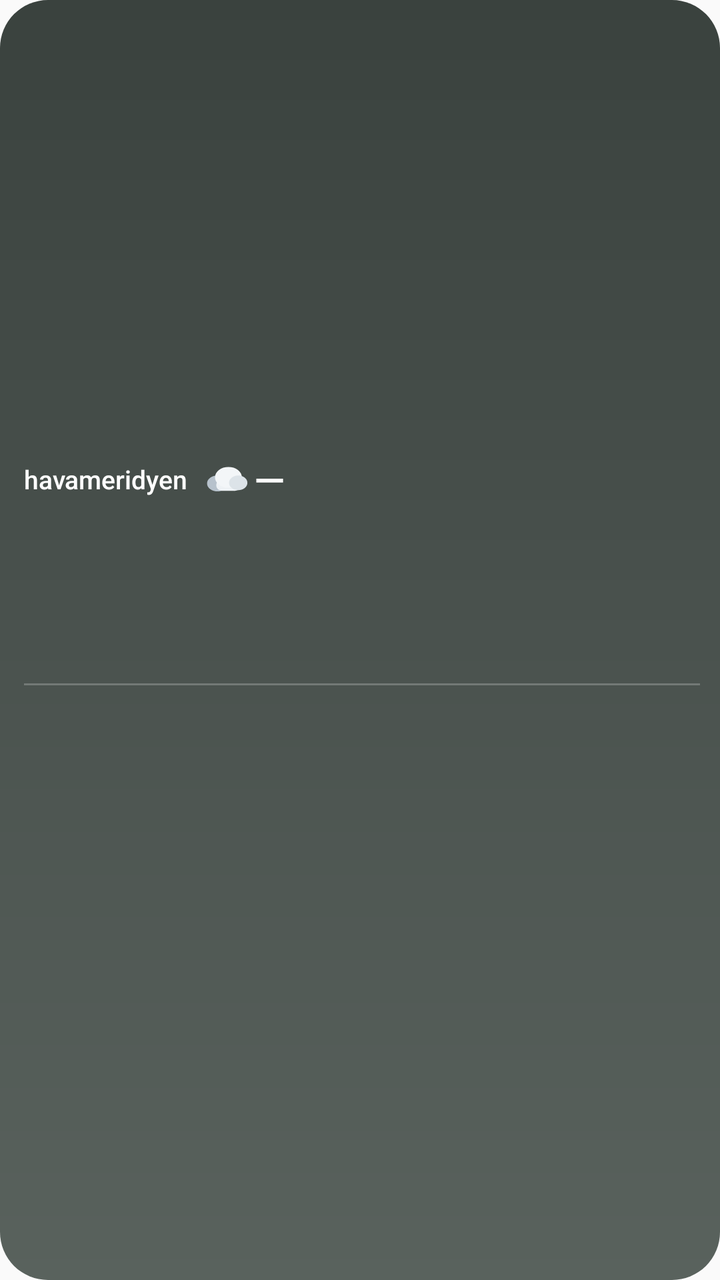
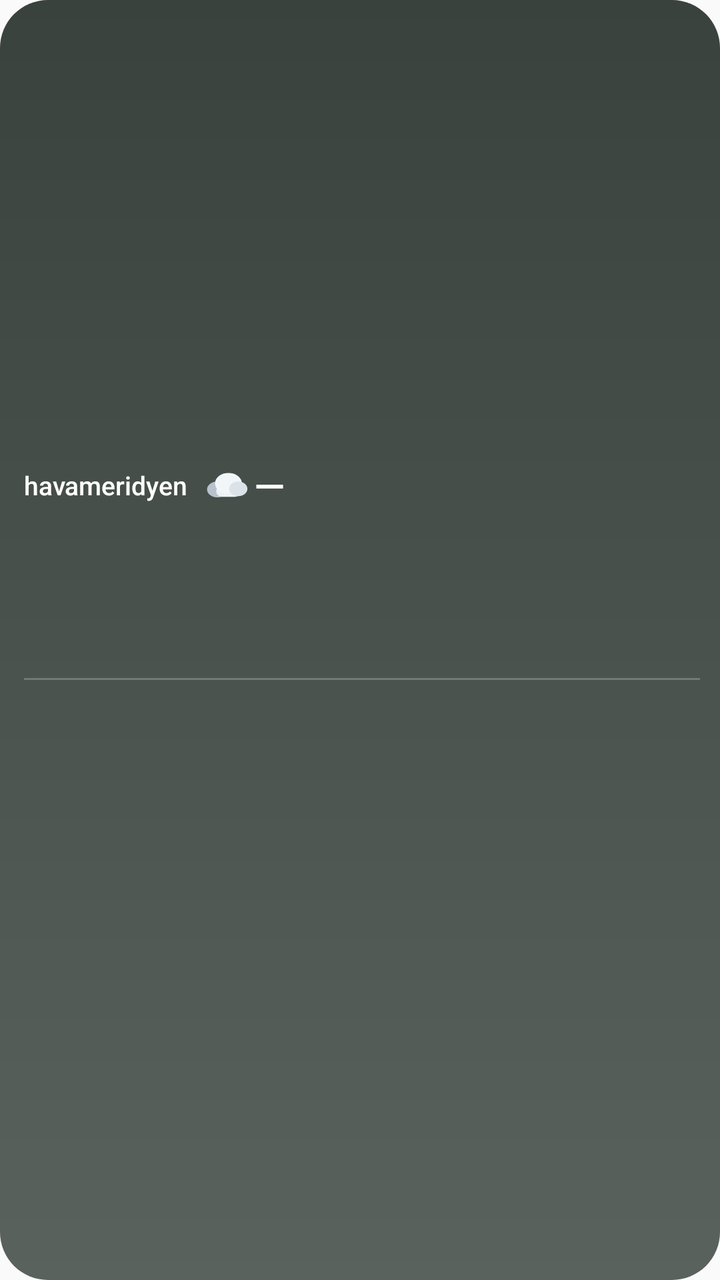

Compare the two renders of this Android layout. The source of the first and the diff that turns it into the second are given below.
<!-- AndroidManifest.xml: application theme AppTheme -->
<!-- res/layout/hm_widget_birlesik.xml -->
<?xml version="1.0" encoding="utf-8"?>
<LinearLayout xmlns:android="http://schemas.android.com/apk/res/android"
    android:id="@+id/w_root"
    android:layout_width="match_parent"
    android:layout_height="match_parent"
    android:background="@drawable/wsky_nodata"
    android:gravity="center_vertical"
    android:orientation="vertical"
    android:paddingStart="12dp"
    android:paddingTop="12dp"
    android:paddingEnd="10dp"
    android:paddingBottom="12dp">

    <LinearLayout
        android:layout_width="match_parent"
        android:layout_height="wrap_content"
        android:gravity="center_vertical"
        android:orientation="horizontal">

        <TextView
            android:id="@+id/w_place"
            android:layout_width="wrap_content"
            android:layout_height="wrap_content"
            android:ellipsize="end"
            android:fontFamily="sans-serif-medium"
            android:includeFontPadding="false"
            android:maxLines="1"
            android:text="@string/app_name"
            android:textColor="@color/hm_w_text"
            android:textSize="13dp" />

        <ImageView
            android:id="@+id/w_icon"
            android:layout_width="22dp"
            android:layout_height="22dp"
            android:layout_marginStart="8dp"
            android:importantForAccessibility="no"
            android:scaleType="fitCenter"
            android:src="@drawable/wx_cloud" />

        <TextView
            android:id="@+id/w_temp"
            android:layout_width="wrap_content"
            android:layout_height="wrap_content"
            android:layout_marginStart="3dp"
            android:fontFamily="sans-serif-medium"
            android:includeFontPadding="false"
            android:maxLines="1"
            android:text="—"
            android:textColor="@color/hm_w_text"
            android:textSize="20dp" />

        <TextView
            android:id="@+id/w_cond"
            android:layout_width="0dp"
            android:layout_height="wrap_content"
            android:layout_weight="1"
            android:layout_marginStart="6dp"
            android:ellipsize="end"
            android:includeFontPadding="false"
            android:maxLines="1"
            android:textColor="@color/hm_w_soft"
            android:textSize="11dp" />

        <TextView
            android:id="@+id/w_time"
            android:layout_width="wrap_content"
            android:layout_height="wrap_content"
            android:layout_marginStart="6dp"
            android:includeFontPadding="false"
            android:maxLines="1"
            android:textColor="@color/hm_w_faint"
            android:textSize="10dp" />
    </LinearLayout>

    <LinearLayout
        android:layout_width="match_parent"
        android:layout_height="wrap_content"
        android:layout_marginTop="6dp"
        android:gravity="center_vertical"
        android:orientation="horizontal">

        <LinearLayout
            android:layout_width="0dp"
            android:layout_height="wrap_content"
            android:layout_weight="1"
            android:gravity="center_horizontal"
            android:orientation="vertical">

            <TextView
                android:id="@+id/w_d0_n"
                android:layout_width="wrap_content"
                android:layout_height="wrap_content"
                android:fontFamily="sans-serif-medium"
                android:includeFontPadding="false"
                android:maxLines="1"
                android:textColor="@color/hm_w_text"
                android:textSize="11dp" />

            <ImageView
                android:id="@+id/w_d0_i"
                android:layout_width="24dp"
                android:layout_height="24dp"
                android:layout_marginTop="1dp"
                android:layout_marginBottom="1dp"
                android:importantForAccessibility="no"
                android:scaleType="fitCenter" />

            <TextView
                android:id="@+id/w_d0_p"
                android:layout_width="wrap_content"
                android:layout_height="wrap_content"
                android:fontFamily="sans-serif-medium"
                android:includeFontPadding="false"
                android:maxLines="1"
                android:textColor="@color/hm_w_rain"
                android:textSize="            dp" />

            <LinearLayout
                android:layout_width="wrap_content"
                android:layout_height="wrap_content"
                android:orientation="horizontal">

                <TextView
                    android:id="@+id/w_d0_max"
                    android:layout_width="wrap_content"
                    android:layout_height="wrap_content"
                    android:fontFamily="sans-serif-medium"
                    android:includeFontPadding="false"
                    android:maxLines="1"
                    android:textColor="@color/hm_w_text"
                    android:textSize="11dp" />

                <TextView
                    android:id="@+id/w_d0_min"
                    android:layout_width="wrap_content"
                    android:layout_height="wrap_content"
                    android:layout_marginStart="3dp"
                    android:includeFontPadding="false"
                    android:maxLines="1"
                    android:textColor="@color/hm_w_faint"
                    android:textSize="11dp" />
            </LinearLayout>

            <FrameLayout
                android:id="@+id/w_d0_bar"
                android:layout_width="26dp"
                android:layout_height="6dp"
                android:layout_marginTop="3dp"
                android:background="@drawable/w_bar_bg"
                android:visibility="invisible">

                <ImageView
                    android:id="@+id/w_d0_barc"
                    android:layout_width="22dp"
                    android:layout_height="2dp"
                    android:layout_gravity="center"
                    android:importantForAccessibility="no"
                    android:src="@drawable/w_bar" />
            </FrameLayout>
        </LinearLayout>

        <LinearLayout
            android:layout_width="0dp"
            android:layout_height="wrap_content"
            android:layout_weight="1"
            android:gravity="center_horizontal"
            android:orientation="vertical">

            <TextView
                android:id="@+id/w_d1_n"
                android:layout_width="wrap_content"
                android:layout_height="wrap_content"
                android:fontFamily="sans-serif-medium"
                android:includeFontPadding="false"
                android:maxLines="1"
                android:textColor="@color/hm_w_text"
                android:textSize="11dp" />

            <ImageView
                android:id="@+id/w_d1_i"
                android:layout_width="24dp"
                android:layout_height="24dp"
                android:layout_marginTop="1dp"
                android:layout_marginBottom="1dp"
                android:importantForAccessibility="no"
                android:scaleType="fitCenter" />

            <TextView
                android:id="@+id/w_d1_p"
                android:layout_width="wrap_content"
                android:layout_height="wrap_content"
                android:fontFamily="sans-serif-medium"
                android:includeFontPadding="false"
                android:maxLines="1"
                android:textColor="@color/hm_w_rain"
                android:textSize="            dp" />

            <LinearLayout
                android:layout_width="wrap_content"
                android:layout_height="wrap_content"
                android:orientation="horizontal">

                <TextView
                    android:id="@+id/w_d1_max"
                    android:layout_width="wrap_content"
                    android:layout_height="wrap_content"
                    android:fontFamily="sans-serif-medium"
                    android:includeFontPadding="false"
                    android:maxLines="1"
                    android:textColor="@color/hm_w_text"
                    android:textSize="11dp" />

                <TextView
                    android:id="@+id/w_d1_min"
                    android:layout_width="wrap_content"
                    android:layout_height="wrap_content"
                    android:layout_marginStart="3dp"
                    android:includeFontPadding="false"
                    android:maxLines="1"
                    android:textColor="@color/hm_w_faint"
                    android:textSize="11dp" />
            </LinearLayout>

            <FrameLayout
                android:id="@+id/w_d1_bar"
                android:layout_width="26dp"
                android:layout_height="6dp"
                android:layout_marginTop="3dp"
                android:background="@drawable/w_bar_bg"
                android:visibility="invisible">

                <ImageView
                    android:id="@+id/w_d1_barc"
                    android:layout_width="22dp"
                    android:layout_height="2dp"
                    android:layout_gravity="center"
                    android:importantForAccessibility="no"
                    android:src="@drawable/w_bar" />
            </FrameLayout>
        </LinearLayout>

        <LinearLayout
            android:layout_width="0dp"
            android:layout_height="wrap_content"
            android:layout_weight="1"
            android:gravity="center_horizontal"
            android:orientation="vertical">

            <TextView
                android:id="@+id/w_d2_n"
                android:layout_width="wrap_content"
                android:layout_height="wrap_content"
                android:fontFamily="sans-serif-medium"
                android:includeFontPadding="false"
                android:maxLines="1"
                android:textColor="@color/hm_w_text"
                android:textSize="11dp" />

            <ImageView
                android:id="@+id/w_d2_i"
                android:layout_width="24dp"
                android:layout_height="24dp"
                android:layout_marginTop="1dp"
                android:layout_marginBottom="1dp"
                android:importantForAccessibility="no"
                android:scaleType="fitCenter" />

            <TextView
                android:id="@+id/w_d2_p"
                android:layout_width="wrap_content"
                android:layout_height="wrap_content"
                android:fontFamily="sans-serif-medium"
                android:includeFontPadding="false"
                android:maxLines="1"
                android:textColor="@color/hm_w_rain"
                android:textSize="            dp" />

            <LinearLayout
                android:layout_width="wrap_content"
                android:layout_height="wrap_content"
                android:orientation="horizontal">

                <TextView
                    android:id="@+id/w_d2_max"
                    android:layout_width="wrap_content"
                    android:layout_height="wrap_content"
                    android:fontFamily="sans-serif-medium"
                    android:includeFontPadding="false"
                    android:maxLines="1"
                    android:textColor="@color/hm_w_text"
                    android:textSize="11dp" />

                <TextView
                    android:id="@+id/w_d2_min"
                    android:layout_width="wrap_content"
                    android:layout_height="wrap_content"
                    android:layout_marginStart="3dp"
                    android:includeFontPadding="false"
                    android:maxLines="1"
                    android:textColor="@color/hm_w_faint"
                    android:textSize="11dp" />
            </LinearLayout>

            <FrameLayout
                android:id="@+id/w_d2_bar"
                android:layout_width="26dp"
                android:layout_height="6dp"
                android:layout_marginTop="3dp"
                android:background="@drawable/w_bar_bg"
                android:visibility="invisible">

                <ImageView
                    android:id="@+id/w_d2_barc"
                    android:layout_width="22dp"
                    android:layout_height="2dp"
                    android:layout_gravity="center"
                    android:importantForAccessibility="no"
                    android:src="@drawable/w_bar" />
            </FrameLayout>
        </LinearLayout>

        <LinearLayout
            android:layout_width="0dp"
            android:layout_height="wrap_content"
            android:layout_weight="1"
            android:gravity="center_horizontal"
            android:orientation="vertical">

            <TextView
                android:id="@+id/w_d3_n"
                android:layout_width="wrap_content"
                android:layout_height="wrap_content"
                android:fontFamily="sans-serif-medium"
                android:includeFontPadding="false"
                android:maxLines="1"
                android:textColor="@color/hm_w_text"
                android:textSize="11dp" />

            <ImageView
                android:id="@+id/w_d3_i"
                android:layout_width="24dp"
                android:layout_height="24dp"
                android:layout_marginTop="1dp"
                android:layout_marginBottom="1dp"
                android:importantForAccessibility="no"
                android:scaleType="fitCenter" />

            <TextView
                android:id="@+id/w_d3_p"
                android:layout_width="wrap_content"
                android:layout_height="wrap_content"
                android:fontFamily="sans-serif-medium"
                android:includeFontPadding="false"
                android:maxLines="1"
                android:textColor="@color/hm_w_rain"
                android:textSize="            dp" />

            <LinearLayout
                android:layout_width="wrap_content"
                android:layout_height="wrap_content"
                android:orientation="horizontal">

                <TextView
                    android:id="@+id/w_d3_max"
                    android:layout_width="wrap_content"
                    android:layout_height="wrap_content"
                    android:fontFamily="sans-serif-medium"
                    android:includeFontPadding="false"
                    android:maxLines="1"
                    android:textColor="@color/hm_w_text"
                    android:textSize="11dp" />

                <TextView
                    android:id="@+id/w_d3_min"
                    android:layout_width="wrap_content"
                    android:layout_height="wrap_content"
                    android:layout_marginStart="3dp"
                    android:includeFontPadding="false"
                    android:maxLines="1"
                    android:textColor="@color/hm_w_faint"
                    android:textSize="11dp" />
            </LinearLayout>

            <FrameLayout
                android:id="@+id/w_d3_bar"
                android:layout_width="26dp"
                android:layout_height="6dp"
                android:layout_marginTop="3dp"
                android:background="@drawable/w_bar_bg"
                android:visibility="invisible">

                <ImageView
                    android:id="@+id/w_d3_barc"
                    android:layout_width="22dp"
                    android:layout_height="2dp"
                    android:layout_gravity="center"
                    android:importantForAccessibility="no"
                    android:src="@drawable/w_bar" />
            </FrameLayout>
        </LinearLayout>

    </LinearLayout>

    <ImageView
        android:layout_width="match_parent"
        android:layout_height="1dp"
        android:layout_marginTop="6dp"
        android:layout_marginBottom="6dp"
        android:importantForAccessibility="no"
        android:src="@color/hm_w_line" />

    <LinearLayout
        android:layout_width="match_parent"
        android:layout_height="wrap_content"
        android:gravity="center_vertical"
        android:orientation="horizontal">

        <LinearLayout
            android:layout_width="0dp"
            android:layout_height="wrap_content"
            android:layout_weight="1"
            android:gravity="center_horizontal"
            android:orientation="vertical">

            <TextView
                android:id="@+id/w_h0_t"
                android:layout_width="wrap_content"
                android:layout_height="wrap_content"
                android:includeFontPadding="false"
                android:maxLines="1"
                android:textColor="@color/hm_w_faint"
                android:textSize="10dp" />

            <ImageView
                android:id="@+id/w_h0_i"
                android:layout_width="22dp"
                android:layout_height="22dp"
                android:layout_marginTop="2dp"
                android:layout_marginBottom="1dp"
                android:importantForAccessibility="no"
                android:scaleType="fitCenter" />

            <TextView
                android:id="@+id/w_h0_p"
                android:layout_width="wrap_content"
                android:layout_height="wrap_content"
                android:fontFamily="sans-serif-medium"
                android:includeFontPadding="false"
                android:maxLines="1"
                android:textColor="@color/hm_w_rain"
                android:textSize="9dp" />

            <TextView
                android:id="@+id/w_h0_v"
                android:layout_width="wrap_content"
                android:layout_height="wrap_content"
                android:layout_marginTop="1dp"
                android:fontFamily="sans-serif-medium"
                android:includeFontPadding="false"
                android:maxLines="1"
                android:textColor="@color/hm_w_text"
                android:textSize="12dp" />
        </LinearLayout>

        <LinearLayout
            android:layout_width="0dp"
            android:layout_height="wrap_content"
            android:layout_weight="1"
            android:gravity="center_horizontal"
            android:orientation="vertical">

            <TextView
                android:id="@+id/w_h1_t"
                android:layout_width="wrap_content"
                android:layout_height="wrap_content"
                android:includeFontPadding="false"
                android:maxLines="1"
                android:textColor="@color/hm_w_faint"
                android:textSize="10dp" />

            <ImageView
                android:id="@+id/w_h1_i"
                android:layout_width="22dp"
                android:layout_height="22dp"
                android:layout_marginTop="2dp"
                android:layout_marginBottom="1dp"
                android:importantForAccessibility="no"
                android:scaleType="fitCenter" />

            <TextView
                android:id="@+id/w_h1_p"
                android:layout_width="wrap_content"
                android:layout_height="wrap_content"
                android:fontFamily="sans-serif-medium"
                android:includeFontPadding="false"
                android:maxLines="1"
                android:textColor="@color/hm_w_rain"
                android:textSize="9dp" />

            <TextView
                android:id="@+id/w_h1_v"
                android:layout_width="wrap_content"
                android:layout_height="wrap_content"
                android:layout_marginTop="1dp"
                android:fontFamily="sans-serif-medium"
                android:includeFontPadding="false"
                android:maxLines="1"
                android:textColor="@color/hm_w_text"
                android:textSize="12dp" />
        </LinearLayout>

        <LinearLayout
            android:layout_width="0dp"
            android:layout_height="wrap_content"
            android:layout_weight="1"
            android:gravity="center_horizontal"
            android:orientation="vertical">

            <TextView
                android:id="@+id/w_h2_t"
                android:layout_width="wrap_content"
                android:layout_height="wrap_content"
                android:includeFontPadding="false"
                android:maxLines="1"
                android:textColor="@color/hm_w_faint"
                android:textSize="10dp" />

            <ImageView
                android:id="@+id/w_h2_i"
                android:layout_width="22dp"
                android:layout_height="22dp"
                android:layout_marginTop="2dp"
                android:layout_marginBottom="1dp"
                android:importantForAccessibility="no"
                android:scaleType="fitCenter" />

            <TextView
                android:id="@+id/w_h2_p"
                android:layout_width="wrap_content"
                android:layout_height="wrap_content"
                android:fontFamily="sans-serif-medium"
                android:includeFontPadding="false"
                android:maxLines="1"
                android:textColor="@color/hm_w_rain"
                android:textSize="9dp" />

            <TextView
                android:id="@+id/w_h2_v"
                android:layout_width="wrap_content"
                android:layout_height="wrap_content"
                android:layout_marginTop="1dp"
                android:fontFamily="sans-serif-medium"
                android:includeFontPadding="false"
                android:maxLines="1"
                android:textColor="@color/hm_w_text"
                android:textSize="12dp" />
        </LinearLayout>

        <LinearLayout
            android:layout_width="0dp"
            android:layout_height="wrap_content"
            android:layout_weight="1"
            android:gravity="center_horizontal"
            android:orientation="vertical">

            <TextView
                android:id="@+id/w_h3_t"
                android:layout_width="wrap_content"
                android:layout_height="wrap_content"
                android:includeFontPadding="false"
                android:maxLines="1"
                android:textColor="@color/hm_w_faint"
                android:textSize="10dp" />

            <ImageView
                android:id="@+id/w_h3_i"
                android:layout_width="22dp"
                android:layout_height="22dp"
                android:layout_marginTop="2dp"
                android:layout_marginBottom="1dp"
                android:importantForAccessibility="no"
                android:scaleType="fitCenter" />

            <TextView
                android:id="@+id/w_h3_p"
                android:layout_width="wrap_content"
                android:layout_height="wrap_content"
                android:fontFamily="sans-serif-medium"
                android:includeFontPadding="false"
                android:maxLines="1"
                android:textColor="@color/hm_w_rain"
                android:textSize="9dp" />

            <TextView
                android:id="@+id/w_h3_v"
                android:layout_width="wrap_content"
                android:layout_height="wrap_content"
                android:layout_marginTop="1dp"
                android:fontFamily="sans-serif-medium"
                android:includeFontPadding="false"
                android:maxLines="1"
                android:textColor="@color/hm_w_text"
                android:textSize="12dp" />
        </LinearLayout>

        <LinearLayout
            android:layout_width="0dp"
            android:layout_height="wrap_content"
            android:layout_weight="1"
            android:gravity="center_horizontal"
            android:orientation="vertical">

            <TextView
                android:id="@+id/w_h4_t"
                android:layout_width="wrap_content"
                android:layout_height="wrap_content"
                android:includeFontPadding="false"
                android:maxLines="1"
                android:textColor="@color/hm_w_faint"
                android:textSize="10dp" />

            <ImageView
                android:id="@+id/w_h4_i"
                android:layout_width="22dp"
                android:layout_height="22dp"
                android:layout_marginTop="2dp"
                android:layout_marginBottom="1dp"
                android:importantForAccessibility="no"
                android:scaleType="fitCenter" />

            <TextView
                android:id="@+id/w_h4_p"
                android:layout_width="wrap_content"
                android:layout_height="wrap_content"
                android:fontFamily="sans-serif-medium"
                android:includeFontPadding="false"
                android:maxLines="1"
                android:textColor="@color/hm_w_rain"
                android:textSize="9dp" />

            <TextView
                android:id="@+id/w_h4_v"
                android:layout_width="wrap_content"
                android:layout_height="wrap_content"
                android:layout_marginTop="1dp"
                android:fontFamily="sans-serif-medium"
                android:includeFontPadding="false"
                android:maxLines="1"
                android:textColor="@color/hm_w_text"
                android:textSize="12dp" />
        </LinearLayout>

    </LinearLayout>
</LinearLayout>
<!-- resources referenced by this layout -->
<resources>
  <color name="hm_w_faint">#B3FFFFFF</color>
  <color name="hm_w_line">#38FFFFFF</color>
  <color name="hm_w_rain">#FFE0EEFF</color>
  <color name="hm_w_soft">#D9FFFFFF</color>
  <color name="hm_w_text">#FFFFFFFF</color>
  <!-- drawable w_bar (drawable) -->
  <?xml version="1.0" encoding="utf-8"?>
  <shape xmlns:android="http://schemas.android.com/apk/res/android"
      android:shape="rectangle">
      <corners android:radius="2dp" />
      <solid android:color="#FFFFFFFF" />
      <size
          android:width="28dp"
          android:height="3dp" />
  </shape>
  <!-- drawable w_bar_bg (drawable) -->
  <?xml version="1.0" encoding="utf-8"?>
  <shape xmlns:android="http://schemas.android.com/apk/res/android"
      android:shape="rectangle">
      <corners android:radius="3.5dp" />
      <solid android:color="#59000000" />
  </shape>
  <!-- drawable wsky_nodata (drawable) -->
  <?xml version="1.0" encoding="utf-8"?>
  <shape xmlns:android="http://schemas.android.com/apk/res/android"
      android:shape="rectangle">
      <corners android:radius="@dimen/hm_widget_radius" />
      <gradient
          android:angle="270"
          android:startColor="#3A423E"
          android:centerColor="#4A524E"
          android:endColor="#59625D"
          android:type="linear" />
  </shape>
  <!-- drawable wx_cloud (drawable) -->
  <?xml version="1.0" encoding="utf-8"?>
  <vector xmlns:android="http://schemas.android.com/apk/res/android"
      android:width="36dp"
      android:height="30dp"
      android:viewportWidth="36"
      android:viewportHeight="30">
      <group
          android:translateX="-4"
          android:translateY="-2">
          <path
              android:fillColor="#B7C2CC"
              android:pathData="M6.5,19 a8.5,6.5 0 1,0 17,0 a8.5,6.5 0 1,0 -17,0 Z" />
          <path
              android:fillColor="#EEF2F5"
              android:pathData="M18.5,16 h11 a4.5,4.5 0 0,1 4.5,4.5 v0 a4.5,4.5 0 0,1 -4.5,4.5 h-11 a4.5,4.5 0 0,1 -4.5,-4.5 v0 a4.5,4.5 0 0,1 4.5,-4.5 Z" />
          <path
              android:fillColor="#F3F6F8"
              android:pathData="M13,14 a11,8.5 0 1,0 22,0 a11,8.5 0 1,0 -22,0 Z" />
          <path
              android:fillColor="#DCE3E8"
              android:pathData="M24.5,18.5 a7.5,6 0 1,0 15,0 a7.5,6 0 1,0 -15,0 Z" />
      </group>
  </vector>
  <string name="app_name">havameridyen</string>
  <style name="AppTheme" parent="Theme.AppCompat.Light.DarkActionBar">
          
          <item name="colorPrimary">@color/colorPrimary</item>
          <item name="colorPrimaryDark">@color/colorPrimaryDark</item>
          <item name="colorAccent">@color/colorAccent</item>
      </style>
  <dimen name="hm_widget_radius">24dp</dimen>
</resources>

<!-- the commit's change to res/layout/hm_widget_birlesik.xml (unified diff, before → after) -->
@@ -114,7 +114,7 @@
                 android:includeFontPadding="false"
                 android:maxLines="1"
                 android:textColor="@color/hm_w_rain"
-                android:textSize="            dp" />
+                android:textSize="9dp" />
 
             <LinearLayout
                 android:layout_width="wrap_content"
@@ -194,7 +194,7 @@
                 android:includeFontPadding="false"
                 android:maxLines="1"
                 android:textColor="@color/hm_w_rain"
-                android:textSize="            dp" />
+                android:textSize="9dp" />
 
             <LinearLayout
                 android:layout_width="wrap_content"
@@ -274,7 +274,7 @@
                 android:includeFontPadding="false"
                 android:maxLines="1"
                 android:textColor="@color/hm_w_rain"
-                android:textSize="            dp" />
+                android:textSize="9dp" />
 
             <LinearLayout
                 android:layout_width="wrap_content"
@@ -354,7 +354,7 @@
                 android:includeFontPadding="false"
                 android:maxLines="1"
                 android:textColor="@color/hm_w_rain"
-                android:textSize="            dp" />
+                android:textSize="9dp" />
 
             <LinearLayout
                 android:layout_width="wrap_content"
